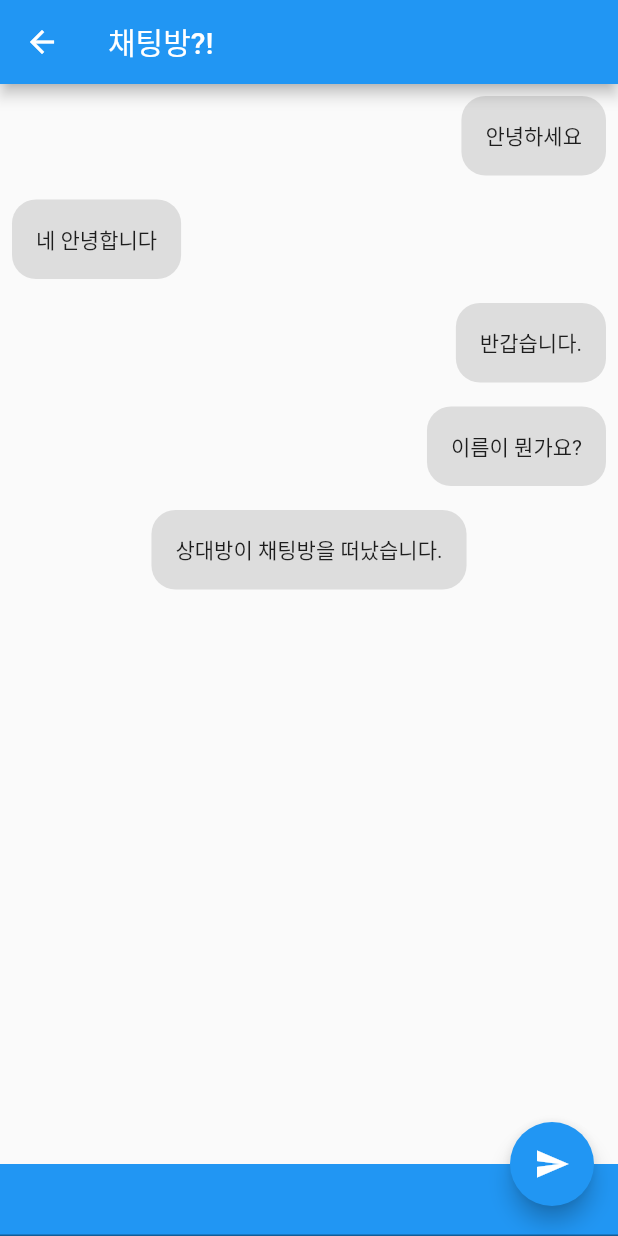
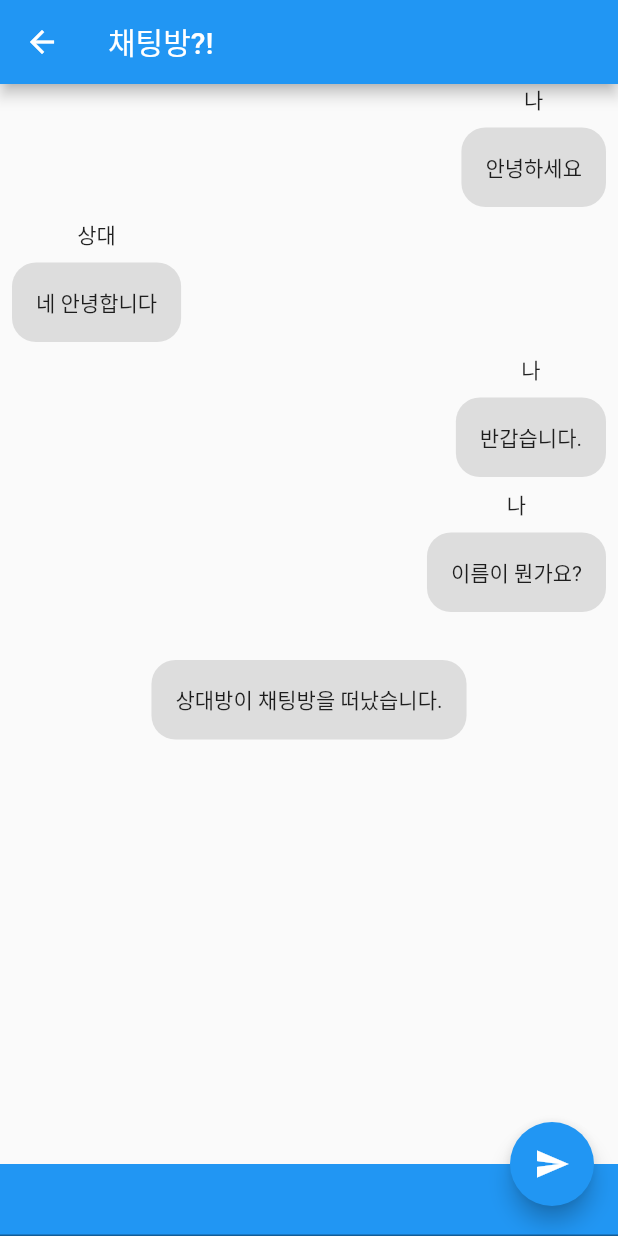
Before and after one commit to hsh2001/flutter-node-chat-app-exam, a Flutter app: the ChatScreen screen opened directly with empty values, after a tap on the "send" icon, on a phone screen of 412 x 824 dp. Run offline on Flutter 3.47's test engine with Material 2 defaults, Android fonts, the phone set to English and light mode, and no system bars; our stand-ins replace get; network calls fail.

Commit message:
채팅방에서 닉네임 표시

```diff
--- a/client/lib/screen/chat_screen.dart
+++ b/client/lib/screen/chat_screen.dart
@@ -4,11 +4,13 @@ import 'package:get/get.dart';
 class ChatItem extends StatelessWidget {
   final MainAxisAlignment position;
   final String message;
+  final String nickname;
 
   const ChatItem({
     Key? key,
     required this.position,
     required this.message,
+    this.nickname = '',
   }) : super(key: key);
 
   @override
@@ -16,6 +18,9 @@ class ChatItem extends StatelessWidget {
     return Row(
       mainAxisAlignment: position,
       children: [
+        Column(
+          children: [
+            Text(nickname),
             Container(
               child: Text(message),
               padding: const EdgeInsets.all(16),
@@ -24,7 +29,9 @@ class ChatItem extends StatelessWidget {
                 color: Color(0xffdddddd),
                 borderRadius: BorderRadius.all(Radius.circular(16)),
               ),
-        )
+            ),
+          ],
+        ),
       ],
     );
   }
@@ -50,7 +57,7 @@ class _ChatScreenState extends State<ChatScreen> {
     return Scaffold(
       floatingActionButton: FloatingActionButton(
         onPressed: () {
-          print(_textEditingController.text);
+          // final message = _textEditingController.text;
           _textEditingController.text = '';
         },
         child: const Icon(Icons.send),
@@ -75,18 +82,22 @@ class _ChatScreenState extends State<ChatScreen> {
             ChatItem(
               position: MainAxisAlignment.end,
               message: '안녕하세요',
+              nickname: '나',
             ),
             ChatItem(
               position: MainAxisAlignment.start,
               message: '네 안녕합니다',
+              nickname: '상대',
             ),
             ChatItem(
               position: MainAxisAlignment.end,
               message: '반갑습니다.',
+              nickname: '나',
             ),
             ChatItem(
               position: MainAxisAlignment.end,
               message: '이름이 뭔가요?',
+              nickname: '나',
             ),
             ChatItem(
               position: MainAxisAlignment.center,
```
Lines whose indentation alone changed are shown as unchanged.
